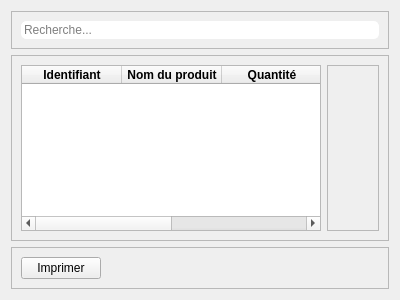
Old version of the form etatstock.ui in the repository Totelof10/tsena.
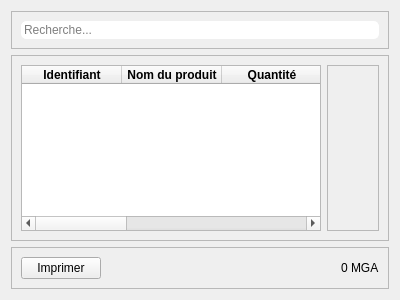
New version of the form. Icons and pictures are not drawn.

```diff
--- a/etatstock.ui
+++ b/etatstock.ui
@@ -88,6 +88,26 @@
           </font>
          </property>
         </column>
+        <column>
+         <property name="text">
+          <string>Prix de base</string>
+         </property>
+         <property name="font">
+          <font>
+           <bold>true</bold>
+          </font>
+         </property>
+        </column>
+        <column>
+         <property name="text">
+          <string>Valeur du produit</string>
+         </property>
+         <property name="font">
+          <font>
+           <bold>true</bold>
+          </font>
+         </property>
+        </column>
         <column>
          <property name="text">
           <string>Réapprovisionnement</string>
@@ -163,6 +183,13 @@
         </property>
        </spacer>
       </item>
+      <item>
+       <widget class="QLabel" name="labelTotalValeurStock">
+        <property name="text">
+         <string>0 MGA</string>
+        </property>
+       </widget>
+      </item>
      </layout>
     </widget>
    </item>
```
Left out of the diff: 18 changed lines with no effect on the pictures.
